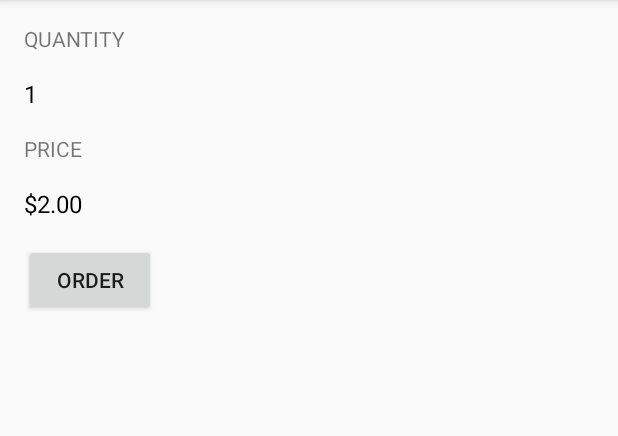
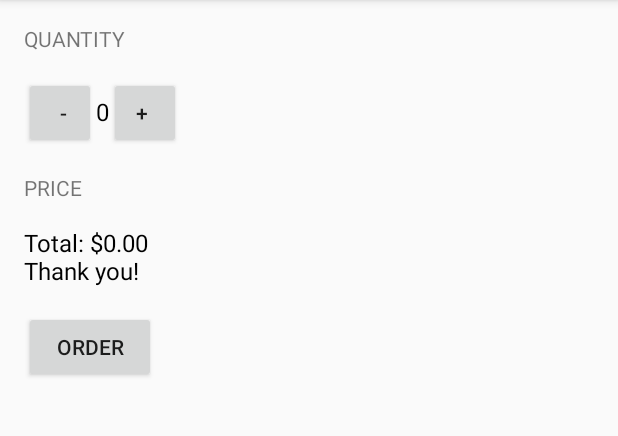
Before and after one commit to morytex/JustJava, an Android app: the screen it shows after launch (MainActivity), after a tap on "ORDER", on a phone screen of 412 x 824 dp, the part 84-520 px from its top. Run offline under Robolectric (Android 15) with nearby library versions, the phone set to English and light mode, and no system bars.

Commit message:
Finishing first lesson

```diff
--- a/app/src/main/java/com/example/moryta/justtava/MainActivity.java
+++ b/app/src/main/java/com/example/moryta/justtava/MainActivity.java
@@ -4,6 +4,8 @@ import android.support.v7.app.AppCompatActivity;
 import android.os.Bundle;
 import android.view.View;
 import android.widget.TextView;
+
+import org.w3c.dom.Text;
 
 import java.text.NumberFormat;
 
@@ -20,15 +22,32 @@ public class MainActivity extends AppCompatActivity {
         price = 2;
         setContentView(R.layout.activity_main);
         display(order);
-        displayPrice(order * price);
     }
 
     /**
      * This method is called when the order button is clicked.
      */
     public void submitOrder(View view) {
+        String total = NumberFormat.getCurrencyInstance().format(order * price);
+        String priceMessage = "Total: " + total;
+        priceMessage = priceMessage + "\nThank you!";
+        displayMessage(priceMessage);
+    }
+
+    /**
+     * This method is called when the + button is clicked.
+     */
+    public void increment(View view) {
         display(++order);
-        displayPrice(order * price);
+    }
+
+    /**
+     * This method is called when the - button is clicked.
+     */
+    public void decrement(View view) {
+        if (order > 0) {
+            display(--order);
+        }
     }
 
     /**
@@ -39,8 +58,19 @@ public class MainActivity extends AppCompatActivity {
         quantityTextView.setText("" + number);
     }
 
+    /**
+     * This method displays the given price on the screen.
+     */
     private void displayPrice(int number) {
         TextView priceTextView = (TextView) findViewById(R.id.price_text_view);
         priceTextView.setText(NumberFormat.getCurrencyInstance().format(number));
     }
+
+    /**
+     * This method displays the given text on the screen.
+     */
+    private void displayMessage(String message) {
+        TextView priceTextView = (TextView) findViewById(R.id.price_text_view);
+        priceTextView.setText(message);
+    }
 }
--- a/app/src/main/res/layout/activity_main.xml
+++ b/app/src/main/res/layout/activity_main.xml
@@ -17,14 +17,34 @@
         android:text="Quantity"
         android:textAllCaps="true" />
 
-    <TextView
-        android:id="@+id/quantity_text_view"
-        android:layout_width="wrap_content"
+    <LinearLayout
+        android:layout_width="match_parent"
         android:layout_height="wrap_content"
         android:layout_marginBottom="16dp"
-        android:textColor="@android:color/black"
-        android:textSize="16sp" />
+        android:orientation="horizontal">
 
+        <Button
+            android:layout_width="48dp"
+            android:layout_height="48dp"
+            android:onClick="decrement"
+            android:paddingRight="8dp"
+            android:text="-" />
+
+        <TextView
+            android:id="@+id/quantity_text_view"
+            android:layout_width="wrap_content"
+            android:layout_height="wrap_content"
+            android:textColor="@android:color/black"
+            android:textSize="16sp" />
+
+        <Button
+            android:layout_width="48dp"
+            android:layout_height="48dp"
+            android:onClick="increment"
+            android:paddingLeft="8dp"
+            android:text="+" />
+
+    </LinearLayout>
 
     <TextView
         android:layout_width="wrap_content"
```
Also changed, not shown: 1 other file.
